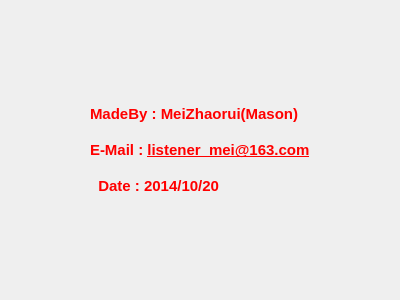
The window that about_widget.ui (zrmei/kuplayer) describes before a commit, drawn with Qt 5.
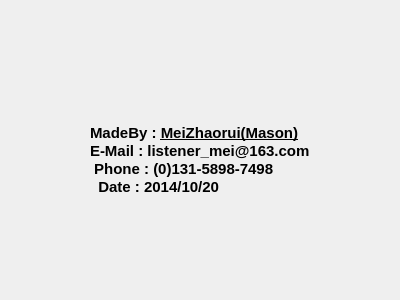
The same window after the commit. Icons and pictures are not drawn.

```diff
--- a/about_widget.ui
+++ b/about_widget.ui
@@ -13,9 +13,9 @@
   <property name="windowTitle">
    <string>Form</string>
   </property>
-  <layout class="QHBoxLayout" name="horizontalLayout_2">
+  <layout class="QVBoxLayout" name="verticalLayout_3">
    <item>
-    <layout class="QVBoxLayout" name="verticalLayout">
+    <layout class="QVBoxLayout" name="verticalLayout_2">
      <item>
       <spacer name="verticalSpacer">
        <property name="orientation">
@@ -45,19 +45,38 @@
         </spacer>
        </item>
        <item>
+        <layout class="QVBoxLayout" name="verticalLayout">
+         <item>
+          <widget class="QLabel" name="logo">
+           <property name="text">
+            <string/>
+           </property>
+           <property name="textFormat">
+            <enum>Qt::AutoText</enum>
+           </property>
+           <property name="pixmap">
+            <pixmap resource="kuplayer.qrc">:/logo/logo</pixmap>
+           </property>
+           <property name="alignment">
+            <set>Qt::AlignCenter</set>
+           </property>
+          </widget>
+         </item>
+         <item>
         <widget class="QLabel" name="label">
          <property name="text">
           <string>&lt;!DOCTYPE HTML PUBLIC &quot;-//W3C//DTD HTML 4.0//EN&quot; &quot;http://www.w3.org/TR/REC-html40/strict.dtd&quot;&gt;
 &lt;html&gt;&lt;head&gt;&lt;meta name=&quot;qrichtext&quot; content=&quot;1&quot; /&gt;&lt;style type=&quot;text/css&quot;&gt;
 p, li { white-space: pre-wrap; }
 &lt;/style&gt;&lt;/head&gt;&lt;body style=&quot; font-family:'Ubuntu'; font-size:11pt; font-weight:400; font-style:normal;&quot;&gt;
-&lt;p style=&quot; margin-top:0px; margin-bottom:0px; margin-left:0px; margin-right:0px; -qt-block-indent:0; text-indent:0px;&quot;&gt;&lt;span style=&quot; font-family:'Courier New,courier'; font-weight:600; color:#ff0000;&quot;&gt;MadeBy : MeiZhaorui(Mason) &lt;/span&gt;&lt;/p&gt;
-&lt;p style=&quot;-qt-paragraph-type:empty; margin-top:0px; margin-bottom:0px; margin-left:0px; margin-right:0px; -qt-block-indent:0; text-indent:0px; font-family:'Courier New,courier'; font-weight:600; color:#ff0000;&quot;&gt;&lt;br /&gt;&lt;/p&gt;
-&lt;p style=&quot; margin-top:0px; margin-bottom:0px; margin-left:0px; margin-right:0px; -qt-block-indent:0; text-indent:0px;&quot;&gt;&lt;span style=&quot; font-family:'Courier New,courier'; font-weight:600; color:#ff0000;&quot;&gt;E-Mail : &lt;/span&gt;&lt;a href=&quot;mailto:listener_mei@163.com&quot;&gt;&lt;span style=&quot; font-family:'Courier New,courier'; font-weight:600; color:#ff0000;&quot;&gt;listener_mei@163.com&lt;/span&gt;&lt;/a&gt;&lt;/p&gt;
-&lt;p style=&quot;-qt-paragraph-type:empty; margin-top:0px; margin-bottom:0px; margin-left:0px; margin-right:0px; -qt-block-indent:0; text-indent:0px; font-family:'Courier New,courier'; font-weight:600; color:#ff0000;&quot;&gt;&lt;br /&gt;&lt;/p&gt;
-&lt;p style=&quot; margin-top:0px; margin-bottom:0px; margin-left:0px; margin-right:0px; -qt-block-indent:0; text-indent:0px;&quot;&gt;&lt;span style=&quot; font-family:'Courier New,courier'; font-weight:600; color:#ff0000;&quot;&gt;  Date : 2014/10/20 &lt;/span&gt;&lt;/p&gt;&lt;/body&gt;&lt;/html&gt;</string>
-         </property>
-        </widget>
+&lt;p style=&quot; margin-top:0px; margin-bottom:0px; margin-left:0px; margin-right:0px; -qt-block-indent:0; text-indent:0px;&quot;&gt;&lt;span style=&quot; font-family:'consolas'; font-weight:600; color:#000000;&quot;&gt;MadeBy : &lt;/span&gt;&lt;a href=&quot;https://github.com/listener/kuplayer&quot;&gt;&lt;span style=&quot; font-family:'consolas'; font-weight:600; color:#000000;&quot;&gt;MeiZhaorui(Mason)&lt;/span&gt;&lt;/a&gt;&lt;span style=&quot; font-family:'consolas'; font-weight:600; color:#000000;&quot;&gt; &lt;/span&gt;&lt;/p&gt;
+&lt;p style=&quot; margin-top:0px; margin-bottom:0px; margin-left:0px; margin-right:0px; -qt-block-indent:0; text-indent:0px;&quot;&gt;&lt;span style=&quot; font-family:'consolas'; font-weight:600; color:#000000;&quot;&gt;E-Mail : listener_mei@163.com&lt;/span&gt;&lt;/p&gt;
+&lt;p style=&quot; margin-top:0px; margin-bottom:0px; margin-left:0px; margin-right:0px; -qt-block-indent:0; text-indent:0px;&quot;&gt;&lt;span style=&quot; font-family:'consolas'; font-weight:600; color:#000000;&quot;&gt; Phone : (0)131-5898-7498&lt;/span&gt;&lt;/p&gt;
+&lt;p style=&quot; margin-top:0px; margin-bottom:0px; margin-left:0px; margin-right:0px; -qt-block-indent:0; text-indent:0px;&quot;&gt;&lt;span style=&quot; font-family:'consolas'; font-weight:600; color:#000000;&quot;&gt;  Date : 2014/10/20 &lt;/span&gt;&lt;/p&gt;&lt;/body&gt;&lt;/html&gt;</string>
+           </property>
+          </widget>
+         </item>
+        </layout>
        </item>
        <item>
         <spacer name="horizontalSpacer_2">
```
Left out of the diff: 4 changed lines with no effect on the pictures. Lines whose indentation alone changed are shown as unchanged.
